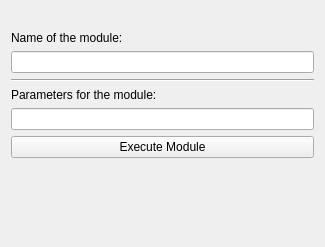
m2aia/m2aia, file Plugins/org.mitk.modules.docker.external/src/internal/ExternalDockerModulesControls.ui: the form before one commit.
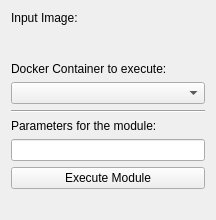
The form after the commit. Custom widgets are drawn as their Qt base class.

Diff of the .ui file:
```diff
--- a/Plugins/org.mitk.modules.docker.external/src/internal/ExternalDockerModulesControls.ui
+++ b/Plugins/org.mitk.modules.docker.external/src/internal/ExternalDockerModulesControls.ui
@@ -6,8 +6,8 @@
    <rect>
     <x>0</x>
     <y>0</y>
-    <width>325</width>
-    <height>247</height>
+    <width>216</width>
+    <height>220</height>
    </rect>
   </property>
   <property name="minimumSize">
@@ -19,11 +19,21 @@
   <property name="windowTitle">
    <string>QmitkTemplate</string>
   </property>
-  <layout class="QVBoxLayout" name="verticalLayout" stretch="0,0,0,0,0,0,0,1">
+  <layout class="QVBoxLayout" name="verticalLayout" stretch="0,0,0,0,0,0,0,0,1">
    <item>
     <widget class="QLabel" name="labelWarning">
      <property name="text">
-      <string/>
+      <string>Input Image:</string>
+     </property>
+    </widget>
+   </item>
+   <item>
+    <widget class="QmitkSingleNodeSelectionWidget" name="inputImage" native="true">
+     <property name="minimumSize">
+      <size>
+       <width>0</width>
+       <height>25</height>
+      </size>
      </property>
     </widget>
    </item>
@@ -36,12 +46,12 @@
       </size>
      </property>
      <property name="text">
-      <string>Name of the module: </string>
+      <string>Docker Container to execute:</string>
      </property>
     </widget>
    </item>
    <item>
-    <widget class="QLineEdit" name="moduleName"/>
+    <widget class="QComboBox" name="comboContainers"/>
    </item>
    <item>
     <widget class="Line" name="separator">
@@ -83,6 +93,14 @@
   </layout>
  </widget>
  <layoutdefault spacing="6" margin="11"/>
+ <customwidgets>
+  <customwidget>
+   <class>QmitkSingleNodeSelectionWidget</class>
+   <extends>QWidget</extends>
+   <header location="global">QmitkSingleNodeSelectionWidget.h</header>
+   <container>1</container>
+  </customwidget>
+ </customwidgets>
  <resources/>
  <connections/>
 </ui>
```
Left out of the diff: 2 changed lines with no effect on the pictures.
